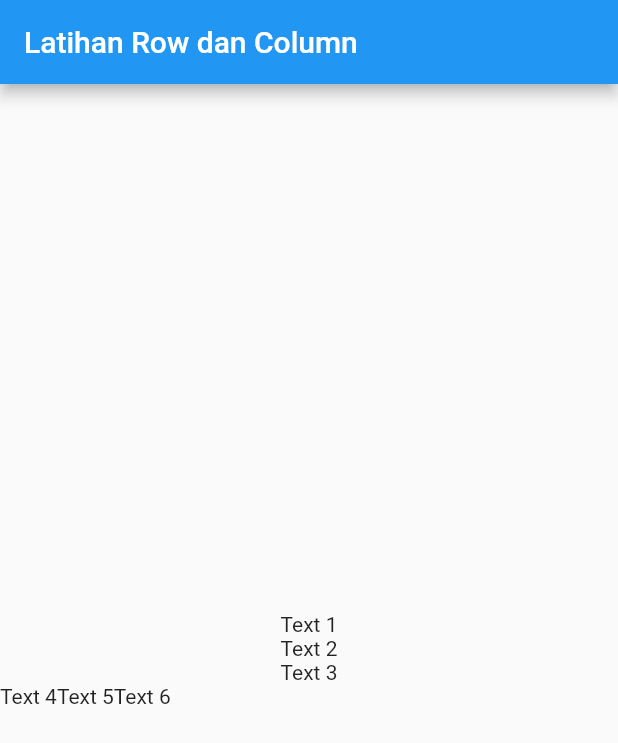
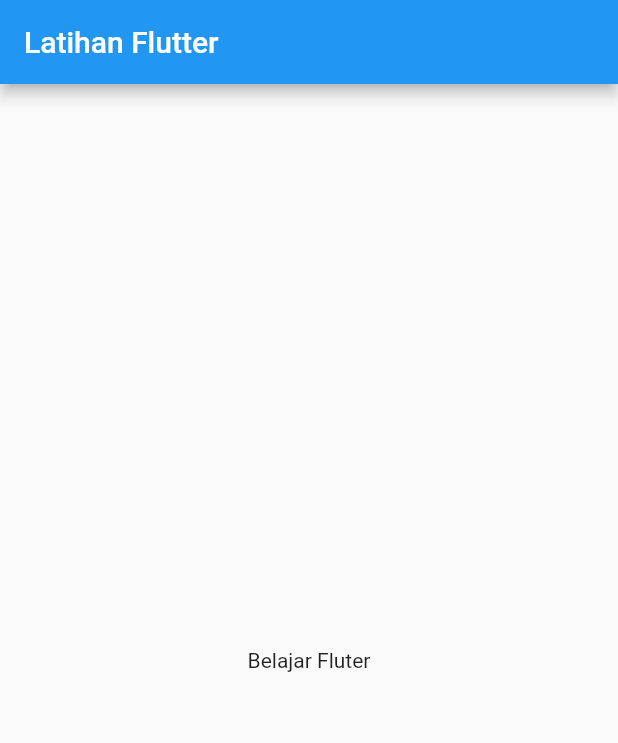
Before and after one commit to Balajar-DM/Flutter-Learn, a Flutter app: the screen it shows after launch, on a phone screen of 412 x 824 dp. Shown: the top 743 px of the screen. Run offline on Flutter 3.47's test engine with Material 2 defaults, Android fonts, the phone set to English and light mode, and no system bars.

Commit message:
Default Code Master

```diff
--- a/lib/main.dart
+++ b/lib/main.dart
@@ -8,23 +8,9 @@ class MyApp extends StatelessWidget {
     return MaterialApp(
       home: Scaffold(
         appBar: AppBar(
-          title: Text("Latihan Row dan Column"),
+          title: Text("Latihan Flutter"),
         ),
-        body: Column(
-          mainAxisAlignment: MainAxisAlignment.center,
-          children: <Widget>[
-            Text("Text 1"),
-            Text("Text 2"),
-            Text("Text 3"),
-            Row(
-              children: <Widget>[
-                Text("Text 4"),
-                Text("Text 5"),
-                Text("Text 6"),
-              ],
-            )
-          ],
-        ),
+        body: Center(child: Text("Belajar Fluter")),
       ),
     );
   }
```
